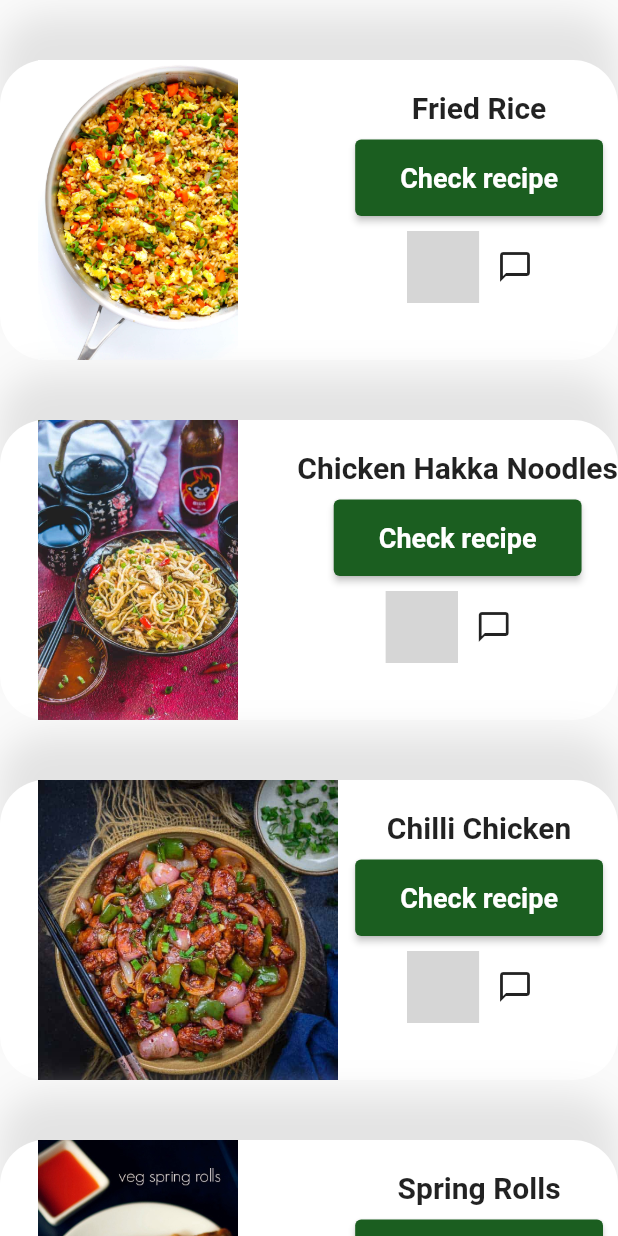
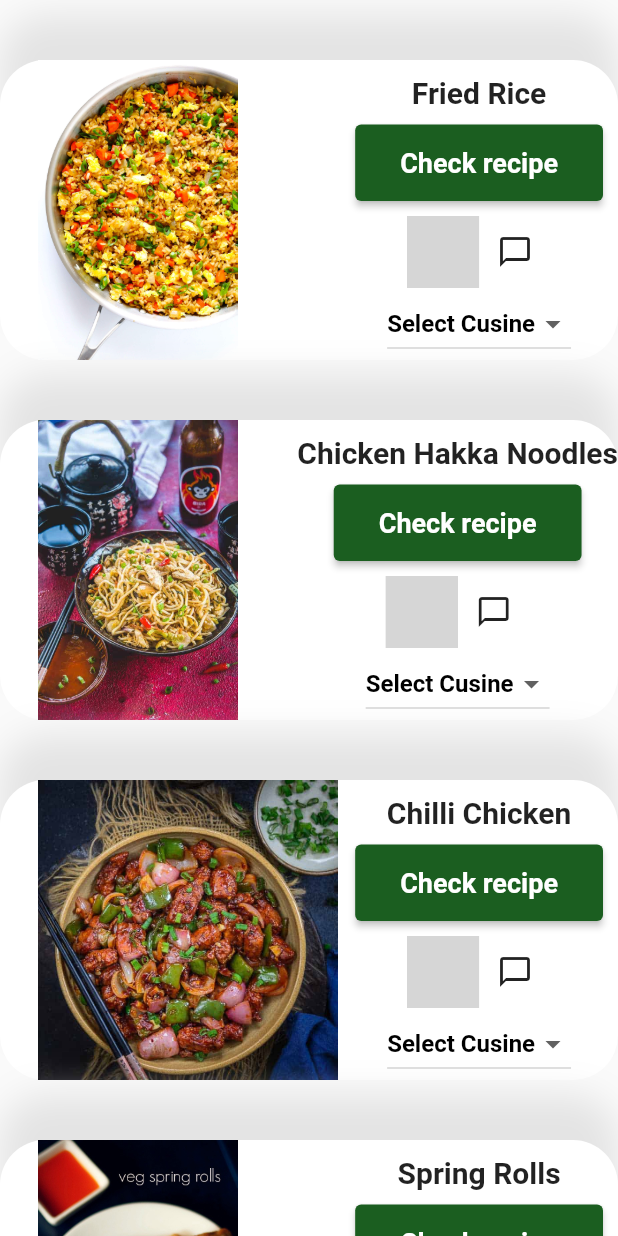
Before and after one commit to SunitaJagadeesh/Cookbook, a Flutter app: the Chinese screen opened by its route, on a phone screen of 412 x 824 dp. Run offline on Flutter 3.47's test engine with Material 2 defaults, Android fonts, the phone set to English and light mode, and no system bars; our stand-ins replace flutter_svg, form_field_validator; missing offline and left inert: favorite_button; grey boxes are pictures that could not be loaded.

Commit message:
Dropdown added

```diff
--- a/lib/utils/dishes.dart
+++ b/lib/utils/dishes.dart
@@ -47,7 +47,7 @@ class Dishes extends StatelessWidget {
 
           Column(
             children: [
-              SizedBox(height: 20,),
+              SizedBox(height: 10,),
               Text(
                 dish_name,
                 style: TextStyle(
@@ -89,7 +89,7 @@ class Dishes extends StatelessWidget {
                    */
                 ],
               ),
-              //AddDish()
+              AddDish()
             ],
           ),
         ],
```
